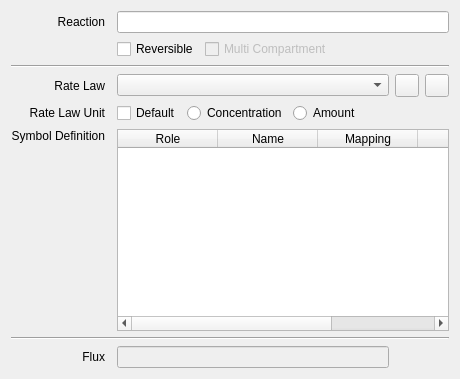
Before: the Qt Designer form copasi/UI/ReactionsWidget1.ui in copasi/COPASI, drawn with Qt 5.
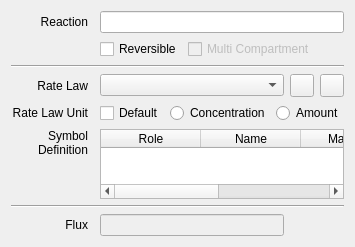
After: the same form once the commit is applied. Custom widgets are drawn as their Qt base class.

The edit to the form file:
```diff
--- a/copasi/UI/ReactionsWidget1.ui
+++ b/copasi/UI/ReactionsWidget1.ui
@@ -21,8 +21,8 @@
    <rect>
     <x>0</x>
     <y>0</y>
-    <width>460</width>
-    <height>379</height>
+    <width>354</width>
+    <height>235</height>
    </rect>
   </property>
   <property name="sizePolicy">
```
Left out of the diff: 46 changed lines with no effect on the pictures.
